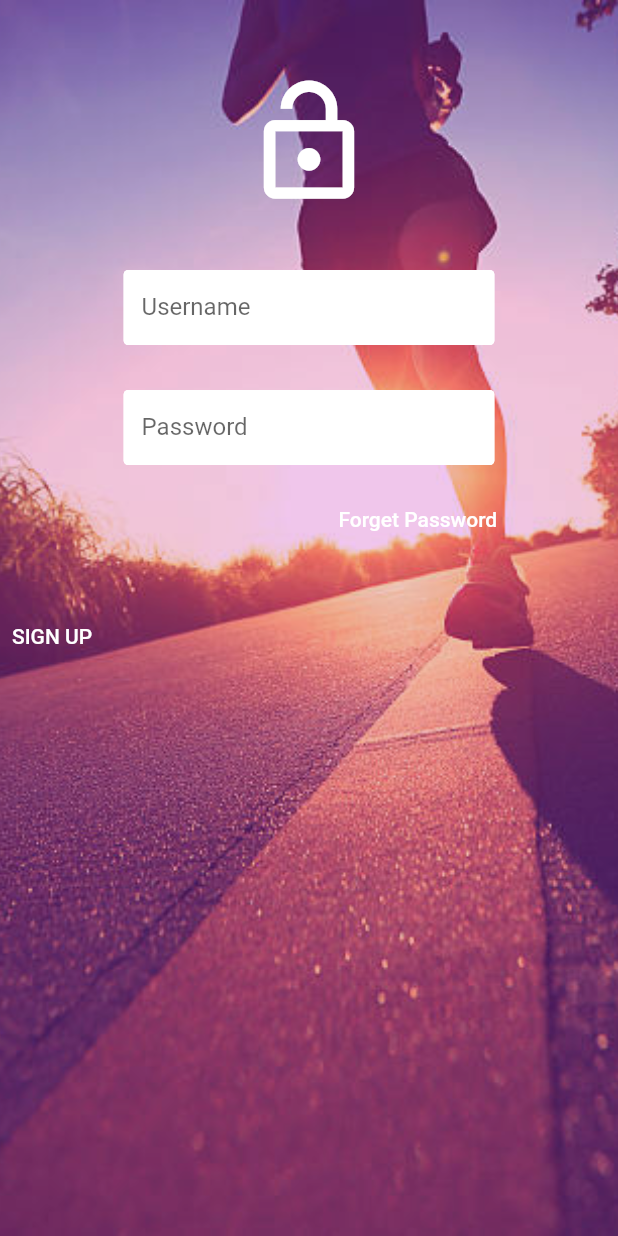
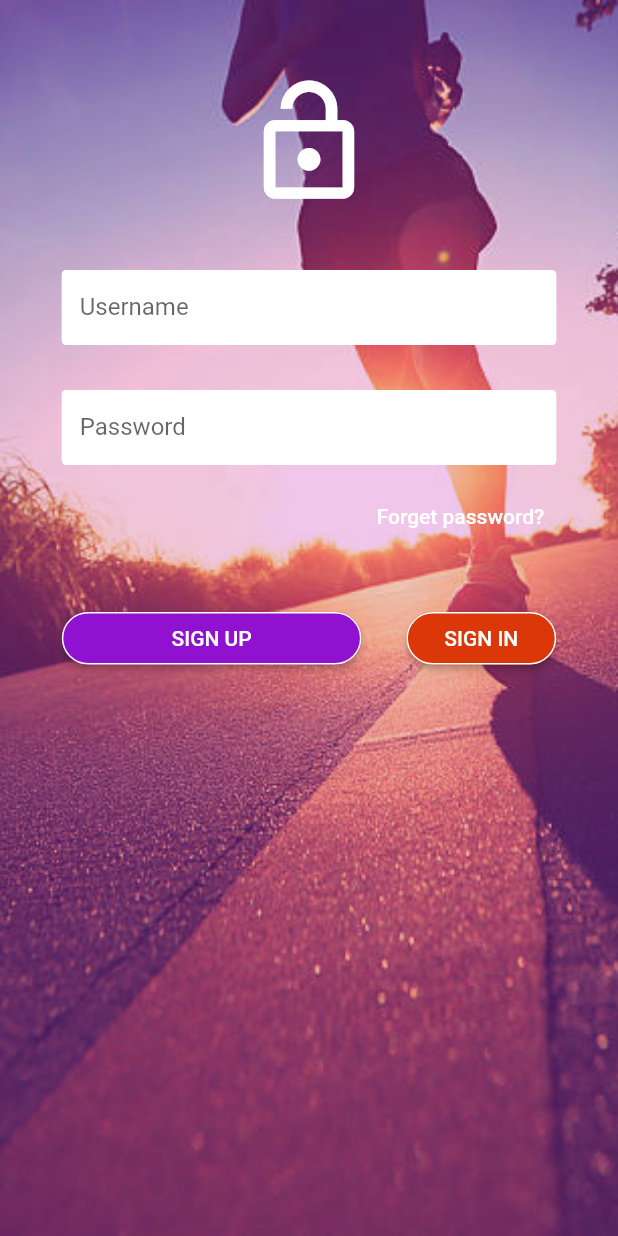
Before and after one commit to Ashketchup143/elective5, a Flutter app: the screen it shows after launch, on a phone screen of 412 x 824 dp. Run offline on Flutter 3.47's test engine with Material 2 defaults, Android fonts, the phone set to English and light mode, and no system bars; missing offline and left inert: dart:ffi.

Commit message:
3 legit try

```diff
--- a/lib/main.dart
+++ b/lib/main.dart
@@ -101,7 +101,9 @@ class _MyHomePageState extends State<MyHomePage> {
 
           Center(
             child:
-            Column(
+            Container(
+              width: MediaQuery.of(context).size.width*.8,
+              child: Column(
                 // ignore: prefer_const_literals_to_create_immutables
                 children: [
                   const SizedBox(
@@ -119,31 +121,50 @@ class _MyHomePageState extends State<MyHomePage> {
                   Textfield1(false,'Username'),
                   Container(height:30),
                   Textfield1(true,'Password'),
-                Container(height:12),
+                  Container(height:10),
                   Container(
-                  alignment: Alignment(0.5, 0.6),
+                    alignment: Alignment.centerRight,
                     child:
                     TextButton(onPressed: (() {}),
                     child:
-                  Text("Forget Password",
+                    Text("Forget password?",
                     style: TextStyle(color: Colors.white), )
                     ),
                   ),
-                Container(height:30),
+                  Container(height:40),
 
                   Row(children: [
-                  Container(
+
+                    Expanded(
+                      flex: 2,
+                      child: Container(
+                        height: 35,
                         child:
-                    TextButton(onPressed: (() {}),
-                     // ignore: prefer_const_constructors
-                     style:ButtonStyle(
-                      // shape: RoundedRectangleBorder(
-                      //   borderRadius: BorderRadius.circular(10)
-                      // ),
+                        ElevatedButton(onPressed: (() {
+                        }),
+                        child: Text('SIGN UP'),
+                        style: ElevatedButton.styleFrom(
+                          side: BorderSide(width: 1, color: Colors.white),
+                          shape: StadiumBorder(),
+                          backgroundColor: Color.fromARGB(255, 145, 17, 209)
                         ),
+                        )
+                      ),
+                    ),
+                    Container(width: 30),
+                    Expanded(
+                      flex: 1,
+                      child: Container(
+                        height: 35,
                         child:
-                     Text("SIGN UP",
-                      style: TextStyle(color: Colors.white),
+                        ElevatedButton(onPressed: (() {
+                        }),
+                        child: Text('SIGN IN'),
+                        style: ElevatedButton.styleFrom(
+                          side: BorderSide(width: 1, color: Colors.white),
+                          shape: StadiumBorder(),
+                          backgroundColor: Color.fromARGB(255, 220, 55, 9)
+                        ),
                         )
                       ),
                     )
@@ -154,6 +175,7 @@ class _MyHomePageState extends State<MyHomePage> {
                 ],
 
               ),
+            ),
           )
         ],
       )
@@ -162,7 +184,7 @@ class _MyHomePageState extends State<MyHomePage> {
 
   Container Textfield1(bool value1 ,String value2) {
     return Container(
-                width: MediaQuery.of(context).size.width*.6,
+                width: MediaQuery.of(context).size.width,
                 height:50,
                 child:
                 TextField(
```
Also changed, not shown: assets/facebook-f.png (added), assets/google.png (added), assets/twitter.png (added). Lines whose indentation alone changed are shown as unchanged.
